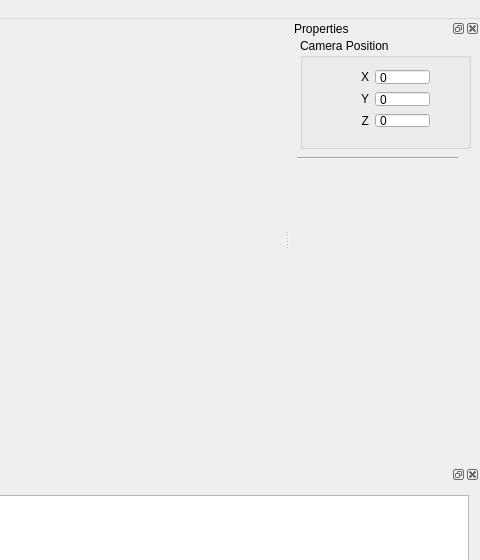
Above: ToolKit/Source/MainWindow.ui from Jereq/Havenborough before the change; both pictures show x 800 to 1280 and y 0 to 560 of the 1280 by 720 pixel window. Below: the same form after it.
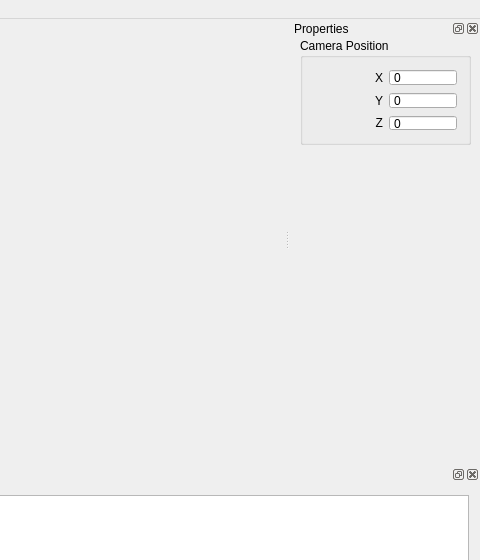
That is the form after the change. Icons and pictures are not drawn. Custom widgets are drawn as their Qt base class.

Commit message: Renamed SpinBoxes.

Diff of the .ui file:
```diff
--- a/ToolKit/Source/MainWindow.ui
+++ b/ToolKit/Source/MainWindow.ui
@@ -240,7 +240,7 @@
    <property name="minimumSize">
     <size>
      <width>190</width>
-     <height>38</height>
+     <height>147</height>
     </size>
    </property>
    <property name="windowTitle">
@@ -250,40 +250,26 @@
     <number>2</number>
    </attribute>
    <widget class="QWidget" name="dockWidgetContents_4">
-    <widget class="Line" name="line">
-     <property name="geometry">
-      <rect>
-       <x>7</x>
-       <y>110</y>
-       <width>161</width>
-       <height>20</height>
-      </rect>
-     </property>
-     <property name="orientation">
-      <enum>Qt::Horizontal</enum>
-     </property>
-    </widget>
     <widget class="QGroupBox" name="groupBox">
      <property name="geometry">
       <rect>
        <x>10</x>
        <y>0</y>
        <width>171</width>
-       <height>111</height>
+       <height>107</height>
       </rect>
      </property>
+     <property name="sizePolicy">
+      <sizepolicy hsizetype="Preferred" vsizetype="Preferred">
+       <horstretch>0</horstretch>
+       <verstretch>0</verstretch>
+      </sizepolicy>
+     </property>
      <property name="title">
       <string>Camera Position</string>
      </property>
-     <widget class="QWidget" name="gridLayoutWidget">
-      <property name="geometry">
-       <rect>
-        <x>50</x>
-        <y>20</y>
-        <width>91</width>
-        <height>81</height>
-       </rect>
-      </property>
+     <layout class="QGridLayout" name="gridLayout_4">
+      <item row="0" column="0">
       <layout class="QGridLayout" name="gridLayout_2">
        <item row="0" column="1">
         <widget class="QSpinBox" name="spinBox">
@@ -364,7 +350,8 @@
         </widget>
        </item>
       </layout>
-     </widget>
+      </item>
+     </layout>
     </widget>
    </widget>
   </widget>
```
Left out of the diff: 15 changed lines with no effect on the pictures. Lines whose indentation alone changed are shown as unchanged. The commit also changes 1 other file.
